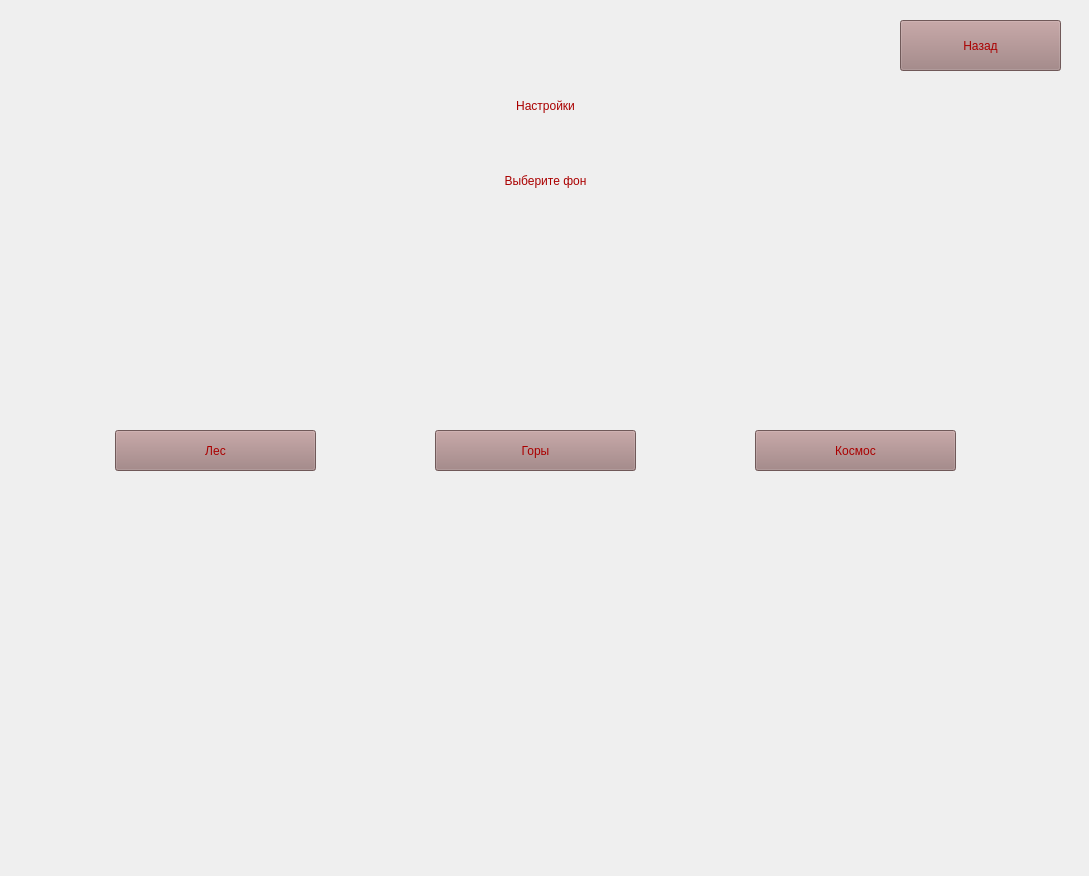
Above: QT_files/untitled_setting.ui from Anechka456/GameSaper before the change. Below: the same form after it.
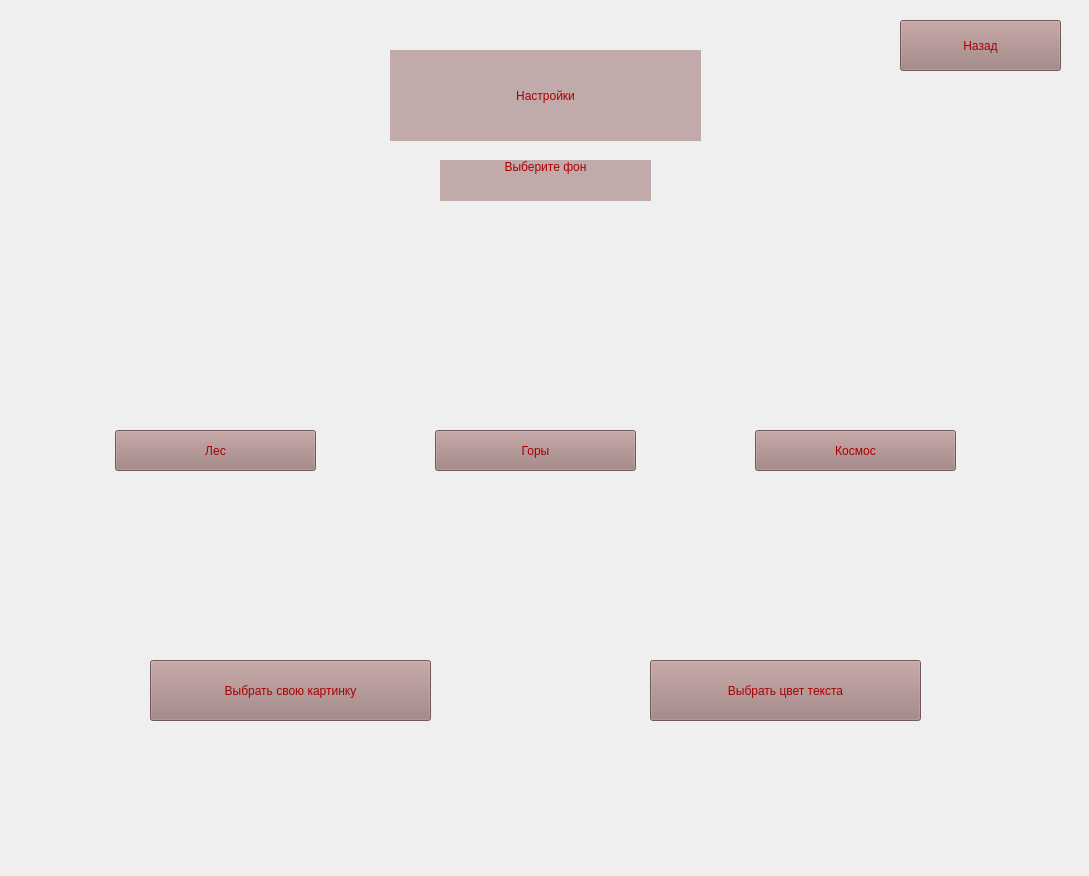
That is the form after the change.

Commit message: Добавила выбор картинки фона и цвета текста

Diff of the .ui file:
```diff
--- a/QT_files/untitled_setting.ui
+++ b/QT_files/untitled_setting.ui
@@ -16,15 +16,16 @@
   <widget class="QLabel" name="label">
    <property name="geometry">
     <rect>
-     <x>220</x>
+     <x>390</x>
      <y>50</y>
-     <width>651</width>
-     <height>111</height>
+     <width>311</width>
+     <height>91</height>
     </rect>
    </property>
    <property name="styleSheet">
     <string notr="true">font: 36pt &quot;Ebrima&quot;;
-color: rgb(170, 0, 0)</string>
+color: rgb(170, 0, 0);
+background-color: rgb(193, 170, 170);</string>
    </property>
    <property name="text">
     <string>Настройки</string>
@@ -109,9 +110,9 @@
   <widget class="QLabel" name="label_2">
    <property name="geometry">
     <rect>
-     <x>260</x>
+     <x>440</x>
      <y>160</y>
-     <width>571</width>
+     <width>211</width>
      <height>41</height>
     </rect>
    </property>
@@ -120,13 +121,50 @@
    </property>
    <property name="styleSheet">
     <string notr="true">font: 22pt &quot;MS Shell Dlg 2&quot;;
-color: rgb(170, 0, 0)</string>
+color: rgb(170, 0, 0);
+background-color: rgb(193, 170, 170);</string>
    </property>
    <property name="text">
     <string>Выберите фон</string>
    </property>
    <property name="alignment">
-    <set>Qt::AlignCenter</set>
+    <set>Qt::AlignHCenter|Qt::AlignTop</set>
+   </property>
+  </widget>
+  <widget class="QPushButton" name="picture">
+   <property name="geometry">
+    <rect>
+     <x>150</x>
+     <y>660</y>
+     <width>281</width>
+     <height>61</height>
+    </rect>
+   </property>
+   <property name="styleSheet">
+    <string notr="true">font: 18pt &quot;MS Shell Dlg 2&quot;;
+color: rgb(170, 0, 0);
+background-color: rgb(157, 125, 125);</string>
+   </property>
+   <property name="text">
+    <string>Выбрать свою картинку</string>
+   </property>
+  </widget>
+  <widget class="QPushButton" name="color">
+   <property name="geometry">
+    <rect>
+     <x>650</x>
+     <y>660</y>
+     <width>271</width>
+     <height>61</height>
+    </rect>
+   </property>
+   <property name="styleSheet">
+    <string notr="true">font: 18pt &quot;MS Shell Dlg 2&quot;;
+color: rgb(170, 0, 0);
+background-color: rgb(157, 125, 125);</string>
+   </property>
+   <property name="text">
+    <string>Выбрать цвет текста</string>
    </property>
   </widget>
  </widget>
```
The commit also changes 1 other file.
